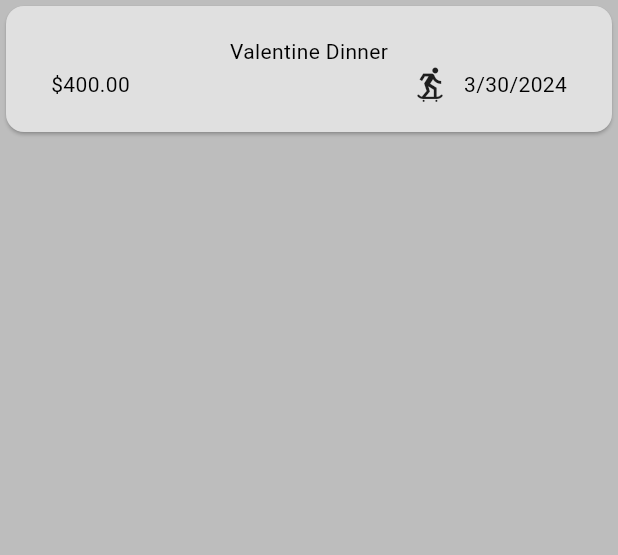
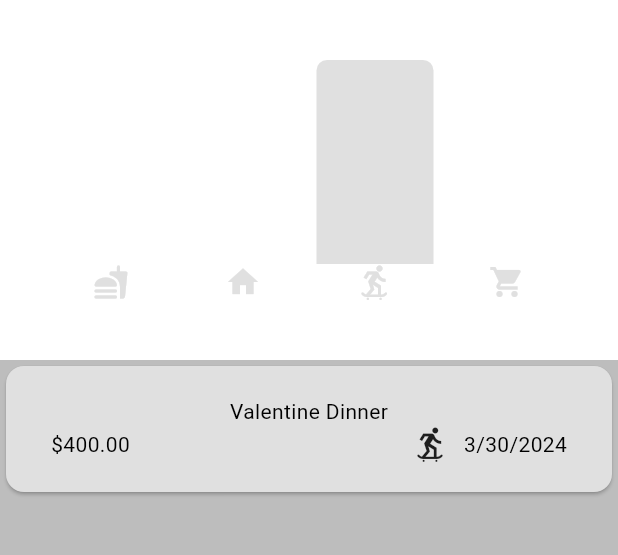
Before and after one commit to MajdIssa34/ExpensesApp, a Flutter app: the screen it shows after launch, on a phone screen of 412 x 824 dp, the part 114-669 px from its top. Run offline on Flutter 3.47's test engine with Material 3 defaults, Android fonts, the phone set to English and light mode, and no system bars.

Commit message:
Implemented Statistics

```diff
--- a/expenses_app/lib/expenses/expenses.dart
+++ b/expenses_app/lib/expenses/expenses.dart
@@ -1,7 +1,7 @@
 import 'package:expenses_app/expenses/expense_list.dart';
 import 'package:expenses_app/expenses/new_expense.dart';
 import 'package:expenses_app/expesnes_models/expense_model.dart';
-import 'package:expenses_app/statistics/statistics.dart';
+import 'package:expenses_app/statistics/expense_chart.dart';
 import 'package:expenses_app/themes/theme_provider.dart';
 import 'package:flutter/material.dart';
 import 'package:provider/provider.dart';
@@ -29,12 +29,6 @@ class _Expenses extends State<Expenses> {
       context: context,
       builder: (modalContext) => NewExpense(onAddExpense: _addExpense),
     );
-  }
-
-  void _openStatisticsOverlay(){
-    showModalBottomSheet(
-      context: context,
-      builder: (modalContext) => const StatisticsWidget());
   }
 
   void _addExpense(Expense expense) {
@@ -89,14 +83,6 @@ class _Expenses extends State<Expenses> {
                 Provider.of<ThemeProvider>(context, listen: false).toggleThemes();
               },
             ),
-            const SizedBox(width: 40,),
-            ListTile(
-              leading: const Icon(Icons.summarize),
-              title: const Text('Statistics'),
-              onTap: (){
-                _openStatisticsOverlay;
-              },
-            ),
           ],
         ),
       ),
@@ -114,6 +100,7 @@ class _Expenses extends State<Expenses> {
   children: [
     const Text("Expenses go here!"),
     const SizedBox(width: 40),
+    Chart(expenses: _myExpenses),
     Expanded(
       child: Container(
         color: Theme.of(context).colorScheme.background,
--- a/expenses_app/lib/expesnes_models/expense_model.dart
+++ b/expenses_app/lib/expesnes_models/expense_model.dart
@@ -1,3 +1,4 @@
+//import 'package:expenses_app/expenses/expenses.dart';
 import 'package:flutter/material.dart';
 import 'package:uuid/uuid.dart';
 import 'package:intl/intl.dart';
@@ -33,5 +34,22 @@ class Expense {
   String get formattedDate {
     return formatter.format(date);
   }
+}
 
-}
+  class ExpensesContainer{
+    const ExpensesContainer({required this.expenses, required this.category});
+
+    ExpensesContainer.forCategory(List<Expense> allExpenses, this.category):
+      expenses = allExpenses.where((expense) => expense.category == category).toList();
+
+    final Category category;
+    final List<Expense> expenses;
+
+    double get sumOfExpenses{
+      double sum = 0;
+      for(int i = 0 ; i < expenses.length ; i++){
+        sum+=expenses[i].amount;
+      }
+      return sum;
+    }
+  }
--- /dev/null
+++ b/expenses_app/lib/statistics/char_bar.dart
@@ -0,0 +1,27 @@
+
+import 'package:flutter/material.dart';
+
+class ChartBar extends StatelessWidget {
+  final double proportion;
+
+  const ChartBar({super.key, required this.proportion});
+
+  @override
+  Widget build(BuildContext context) {
+    return Expanded(
+      child: Padding(
+        padding: const EdgeInsets.symmetric(horizontal: 5),
+        child: FractionallySizedBox(
+          heightFactor: proportion,
+          child: DecoratedBox(
+            decoration: BoxDecoration(
+              shape: BoxShape.rectangle,
+              color: Theme.of(context).colorScheme.primary,
+              borderRadius: const BorderRadius.vertical(top: Radius.circular(7)),
+            ),
+          ),
+        ),
+        )
+    );
+  }
+}
--- /dev/null
+++ b/expenses_app/lib/statistics/expense_chart.dart
@@ -0,0 +1,77 @@
+import 'package:expenses_app/expesnes_models/expense_model.dart';
+import 'package:expenses_app/statistics/char_bar.dart';
+import 'package:flutter/material.dart';
+
+class Chart extends StatelessWidget {
+  const Chart({super.key, required this.expenses});
+
+  final List<Expense> expenses;
+
+  List<ExpensesContainer> get individualExpenses {
+    return [
+      ExpensesContainer.forCategory(expenses, Category.food),
+      ExpensesContainer.forCategory(expenses, Category.accomodation),
+      ExpensesContainer.forCategory(expenses, Category.experience),
+      ExpensesContainer.forCategory(expenses, Category.shopping)
+    ];
+  }
+
+  double getHighestExpesne() {
+    double high = 0;
+    for (final category in individualExpenses) {
+      if (category.sumOfExpenses > high) {
+        high = category.sumOfExpenses;
+      }
+    }
+    return high;
+  }
+
+  @override
+  Widget build(context) {
+    return Container(
+      margin: const EdgeInsets.all(20),
+      padding: const EdgeInsets.symmetric(
+        vertical: 20,
+        horizontal: 10,
+      ),
+      width: double.infinity,
+      height: 200,
+      decoration: BoxDecoration(
+        borderRadius: BorderRadius.circular(10),
+        gradient: LinearGradient(
+          colors: [
+            Theme.of(context).colorScheme.secondary,
+            Theme.of(context).colorScheme.secondary,
+          ],
+          begin: Alignment.topCenter,
+          end: Alignment.bottomCenter,
+        ),
+      ),
+      child: Column(
+        children: [
+          Expanded(
+              child: Row(
+            crossAxisAlignment: CrossAxisAlignment.end,
+            children: [
+              for (final categoryExpense in individualExpenses)
+                ChartBar(proportion: categoryExpense.sumOfExpenses==0 ? 0: categoryExpense.sumOfExpenses/getHighestExpesne()),
+            ],
+          )),
+          const SizedBox(width: 20,),
+          Row(
+            children: individualExpenses.map(
+              (individualExpense) => Expanded(
+                child: Padding(
+                  padding: const EdgeInsets.symmetric(horizontal: 4),
+                  child: Icon(
+                    categoryIcons[individualExpense.category],
+                    color: Theme.of(context).colorScheme.primary,
+                  ),
+                )),
+                ).toList()
+          )
+        ],
+      ),
+    );
+  }
+}
--- a/expenses_app/lib/statistics/statistics.dart
+++ /dev/null
@@ -1,17 +0,0 @@
-import 'package:flutter/material.dart';
-
-class StatisticsWidget extends StatefulWidget {
-  const StatisticsWidget({super.key});
-
-  @override
-  State<StatisticsWidget> createState() => _MyWidgetState();
-}
-
-class _MyWidgetState extends State<StatisticsWidget> {
-  @override
-  Widget build(BuildContext context) {
-    return const Center(
-      child: Text('MAJD'),
-    );
-  }
-}
--- a/expenses_app/lib/themes/themes.dart
+++ b/expenses_app/lib/themes/themes.dart
@@ -5,6 +5,7 @@ ThemeData lightMode = ThemeData(
   colorScheme: ColorScheme.light(
     background: Colors.grey.shade400,
     primary: Colors.grey.shade300,
+    secondary: Colors.white,
   ),
 );
 
@@ -13,4 +14,5 @@ ThemeData darkMode = ThemeData(
     colorScheme: ColorScheme.dark(
       background: Colors.grey.shade900,
       primary: Colors.grey.shade800,
+      secondary: Colors.black,
     ));
```
